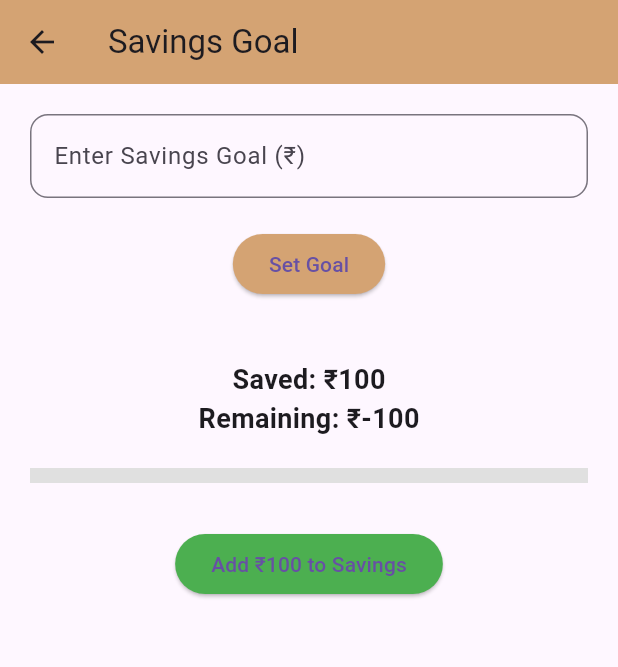
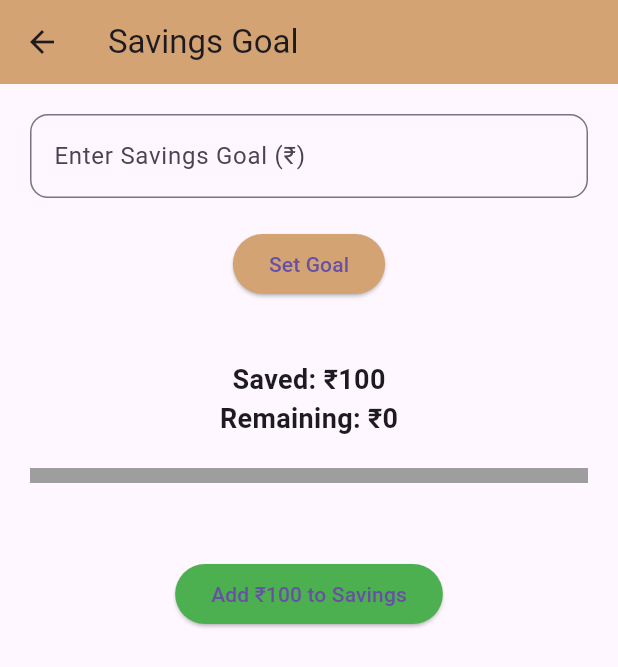
Before and after one commit to Thanusrisabarirajan/SMART_SPEND_APP, a Flutter app: the SavingsGoalScreen screen opened directly, after a tap on "Add ₹100 to Savings", on a phone screen of 412 x 824 dp. Shown: the top 667 px of the screen. Run offline on Flutter 3.47's test engine with Material 3 defaults, Android fonts, the phone set to English and light mode, and no system bars.

Commit message:
Improved savings goal feature: fixed negative remaining logic, capped progress bar at 100%, and added goal achieved message

```diff
--- a/lib/savings_goal_screen.dart
+++ b/lib/savings_goal_screen.dart
@@ -19,10 +19,18 @@ class _SavingsGoalScreenState extends State<SavingsGoalScreen> {
 
     int remaining = savingsGoal - savedAmount;
 
+    if (remaining < 0) {
+      remaining = 0;
+    }
+
     double progress = 0;
 
     if (savingsGoal > 0) {
       progress = savedAmount / savingsGoal;
+
+      if (progress > 1) {
+        progress = 1;
+      }
     }
 
     return Scaffold(
@@ -58,6 +66,7 @@ class _SavingsGoalScreenState extends State<SavingsGoalScreen> {
 
                 setState(() {
                   savingsGoal = int.tryParse(goalController.text) ?? 0;
+                  goalController.clear();
                 });
 
               },
@@ -93,9 +102,21 @@ class _SavingsGoalScreenState extends State<SavingsGoalScreen> {
             LinearProgressIndicator(
               value: progress,
               minHeight: 10,
-              backgroundColor: Colors.grey[300],
+              backgroundColor: Colors.grey,
               color: Colors.green,
             ),
+
+            const SizedBox(height: 20),
+
+            if (savedAmount >= savingsGoal && savingsGoal > 0)
+              const Text(
+                "🎉 Goal Achieved!",
+                style: TextStyle(
+                  fontSize: 18,
+                  fontWeight: FontWeight.bold,
+                  color: Colors.green,
+                ),
+              ),
 
             const SizedBox(height: 30),
 
```
